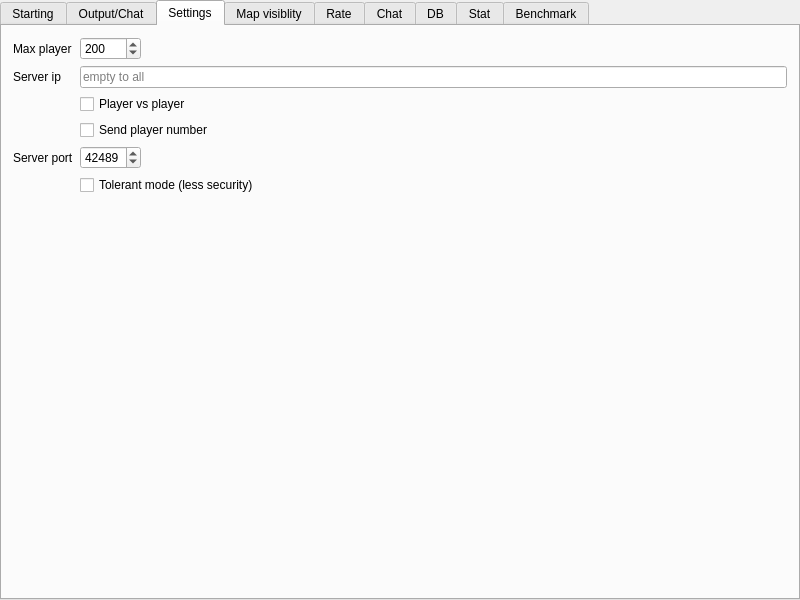
This is server/MainWindow.ui in alphaonex86/CatchChallenger as Qt 5 draws it before an edit. The edited form follows.
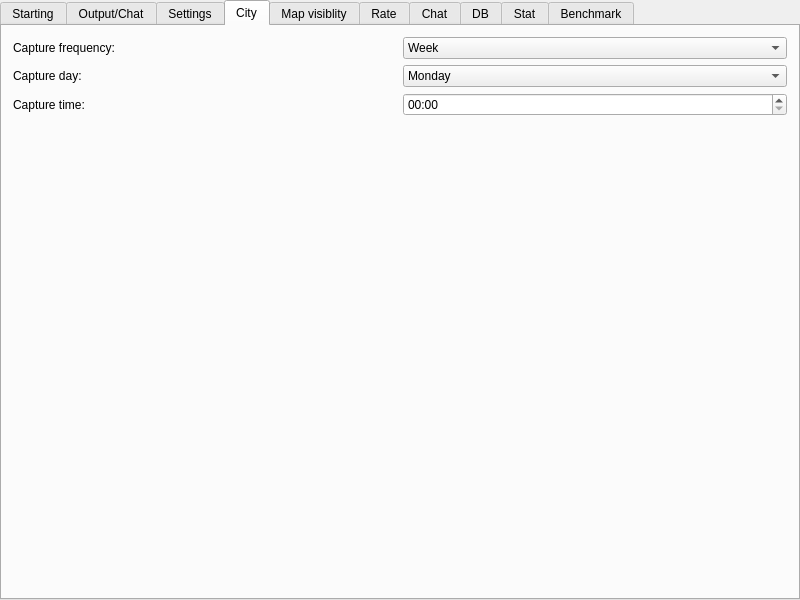
This is the edited form. Icons and pictures are not drawn.

Commit message: [Change] Start the city waiting to capture (client,server,shared lib)

```diff
--- a/server/MainWindow.ui
+++ b/server/MainWindow.ui
@@ -34,7 +34,7 @@
     <item>
      <widget class="QTabWidget" name="tabWidget">
       <property name="currentIndex">
-       <number>2</number>
+       <number>3</number>
       </property>
       <widget class="QWidget" name="starting">
        <attribute name="title">
@@ -255,6 +255,107 @@
         </item>
        </layout>
       </widget>
+      <widget class="QWidget" name="city">
+       <attribute name="title">
+        <string>City</string>
+       </attribute>
+       <layout class="QGridLayout" name="gridLayout_5">
+        <item row="0" column="0">
+         <widget class="QLabel" name="label_24">
+          <property name="text">
+           <string>Capture frequency:</string>
+          </property>
+         </widget>
+        </item>
+        <item row="0" column="1">
+         <widget class="QComboBox" name="comboBox_city_capture_frequency">
+          <item>
+           <property name="text">
+            <string>Week</string>
+           </property>
+          </item>
+          <item>
+           <property name="text">
+            <string>Month</string>
+           </property>
+          </item>
+         </widget>
+        </item>
+        <item row="1" column="0">
+         <widget class="QLabel" name="label_city_capture_day">
+          <property name="text">
+           <string>Capture day:</string>
+          </property>
+         </widget>
+        </item>
+        <item row="1" column="1">
+         <widget class="QComboBox" name="comboBox_city_capture_day">
+          <item>
+           <property name="text">
+            <string>Monday</string>
+           </property>
+          </item>
+          <item>
+           <property name="text">
+            <string>Tuesday</string>
+           </property>
+          </item>
+          <item>
+           <property name="text">
+            <string>Wednesday</string>
+           </property>
+          </item>
+          <item>
+           <property name="text">
+            <string>Thursday</string>
+           </property>
+          </item>
+          <item>
+           <property name="text">
+            <string>Friday</string>
+           </property>
+          </item>
+          <item>
+           <property name="text">
+            <string>Saturday</string>
+           </property>
+          </item>
+          <item>
+           <property name="text">
+            <string>Sunday</string>
+           </property>
+          </item>
+         </widget>
+        </item>
+        <item row="2" column="0">
+         <widget class="QLabel" name="label_city_capture_time">
+          <property name="text">
+           <string>Capture time:</string>
+          </property>
+         </widget>
+        </item>
+        <item row="2" column="1">
+         <widget class="QTimeEdit" name="timeEdit_city_capture_time">
+          <property name="displayFormat">
+           <string>HH:mm</string>
+          </property>
+         </widget>
+        </item>
+        <item row="3" column="1">
+         <spacer name="verticalSpacer_7">
+          <property name="orientation">
+           <enum>Qt::Vertical</enum>
+          </property>
+          <property name="sizeHint" stdset="0">
+           <size>
+            <width>20</width>
+            <height>480</height>
+           </size>
+          </property>
+         </spacer>
+        </item>
+       </layout>
+      </widget>
       <widget class="QWidget" name="tab">
        <attribute name="title">
         <string>Map visiblity</string>
```
The commit also changes 25 other files.
